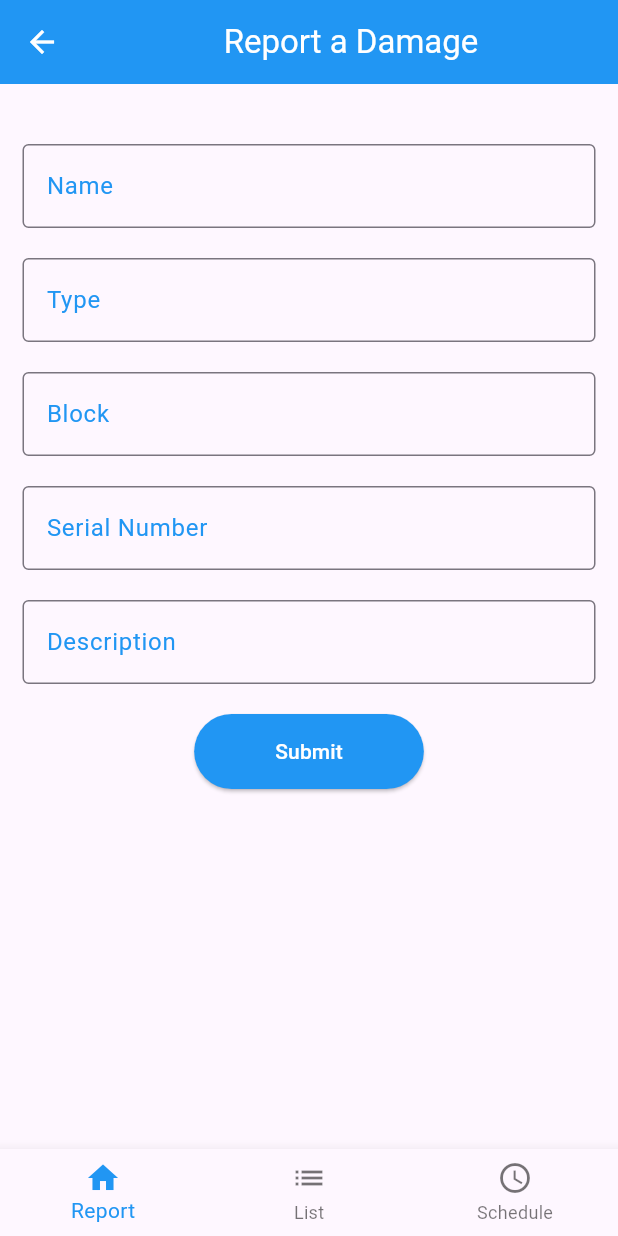
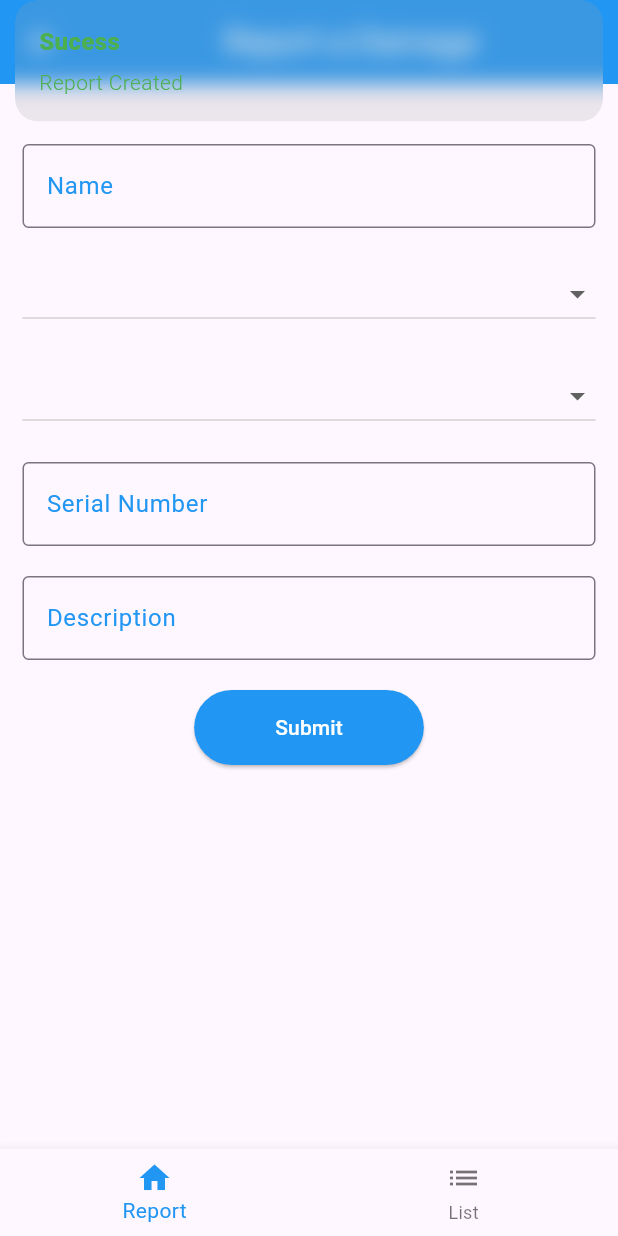
Before and after one commit to PatrickMamsery/hellena-fyp-app, a Flutter app: the ReportPage screen opened directly, after a tap on "Submit", on a phone screen of 412 x 824 dp. Run offline on Flutter 3.47's test engine with Material 3 defaults, Android fonts, the phone set to English and light mode, and no system bars; our stand-ins replace dio, get; network calls fail.

Commit message:
chore: wiring of reports

```diff
--- a/lib/app/controllers/bottom_navigation_controller.dart
+++ b/lib/app/controllers/bottom_navigation_controller.dart
@@ -1,5 +1,5 @@
 import 'package:cpms_app/app/ui/List/list.dart';
-import 'package:cpms_app/app/ui/auth/login.dart';
+// import 'package:cpms_app/app/ui/auth/login.dart';
 import 'package:cpms_app/app/ui/report/report.dart';
 import 'package:flutter/material.dart';
 import 'package:get/get.dart';
@@ -9,7 +9,6 @@ class BottomNavigationController extends GetxController {
 
   final List<Widget> pages = [
     ReportPage(),
-    LoginPage(),
     ListPage(),
   ];
 
--- a/lib/app/controllers/list_controller.dart
+++ b/lib/app/controllers/list_controller.dart
@@ -1,9 +1,25 @@
+import 'package:flutter/material.dart';
 import 'package:get/get.dart';
 import '../data/repository/list_repository.dart';
+import '../data/services/api_client.dart';
+import '../data/models/report_response.dart';
 
 class ListController extends GetxController {
-  final ListRepository repository;
-  ListController(this.repository);
+  ListController();
+  final reports = <Report>[].obs;
+  final ApiClient apiClient = ApiClient(url: '/api/reports');
+  ScrollController scrollController = ScrollController();
+  @override
+  void onInit() {
+    // TODO: implement onInit
+    getReports();
+    super.onInit();
+  }
+
+  void getReports() async {
+    var res = ReportResponse.fromJson(await apiClient.get());
+    reports(res.data);
+  }
 
   final _obj = ''.obs;
   set obj(value) => this._obj.value = value;
--- a/lib/app/controllers/report_controller.dart
+++ b/lib/app/controllers/report_controller.dart
@@ -1,11 +1,59 @@
 import 'package:cpms_app/app/data/repository/report_repository.dart';
+import 'package:flutter/material.dart';
+import 'package:flutter/services.dart';
 import 'package:get/get.dart';
+import '../data/services/api_client.dart';
 
 class ReportController extends GetxController {
-  final ReportRepository repository;
-  ReportController(this.repository);
+  // final ReportRepository repository;
+  var name = TextEditingController().obs;
+  var type = "".obs;
+  var block = "".obs;
+  var serial_number = TextEditingController().obs;
+  var description = TextEditingController().obs;
+  var types = [
+    'Electrical',
+    'Electronics',
+    'Furniture',
+    'Computing',
+    'Plumbing'
+  ];
+  var blocks = [
+    'Block A',
+    'Block B',
+    'Block C',
+    'Block D',
+  ];
 
-  final _obj = ''.obs;
-  set obj(value) => this._obj.value = value;
-  get obj => this._obj.value;
+  @override
+  void onInit() async {
+    // TODO: implement onInit
+    print("REPORTS");
+    super.onInit();
+  }
+
+  void submit() {
+    var data = {
+      "property_name": name.value.text,
+      "type": type.value,
+      "property_location": block.value,
+      "serial_number": serial_number.value.text,
+      "description": description.value.text,
+    };
+
+    var apiClient = ApiClient(
+      url: '/api/reports',
+    );
+    var res = apiClient.postData(data);
+    Get.snackbar("Sucess", "Report Created", colorText: Colors.green);
+    clear();
+  }
+
+  void clear() {
+    name.value.text = "";
+    type.value = "";
+    block.value = "";
+    serial_number.value.text = "";
+    description.value.text = "";
+  }
 }
--- a/lib/app/data/services/api_client.dart
+++ b/lib/app/data/services/api_client.dart
@@ -1 +1,55 @@
-class ApiClient {}
+import 'package:dio/dio.dart';
+
+const baseUrl = "https://cpms.patrickmamsery.co.tz";
+
+class ApiClient {
+  final String url;
+  final String? token;
+  final Map<String, dynamic>? data;
+  ApiClient({
+    required this.url,
+    this.token = null,
+    this.data = null,
+  });
+
+  Dio _dio() {
+    return Dio(BaseOptions(headers: {
+      'Accept': 'application/json',
+      'Content-Type': 'application/json',
+      'Authorization': 'Bearer $token',
+      'Connection': 'keep-alive',
+      'Accept-Language': 'en-US',
+    }));
+  }
+
+  //get method
+  Future<Map<String, dynamic>> get() async {
+    try {
+      var response = await _dio().get(baseUrl + url);
+      print(response.toString());
+      if (response.statusCode == 200) {
+        // Return the response data as a Map<String, dynamic>
+        return response.data as Map<String, dynamic>;
+      } else {
+        throw Exception('Failed to load data');
+      }
+    } catch (e) {
+      throw e;
+    }
+  }
+
+  Future<Map<String, dynamic>> postData(data) async {
+    try {
+      var response = await _dio().post(baseUrl + url, data: data);
+      print(response.toString());
+      if (response.statusCode == 200) {
+        // Return the response data as a Map<String, dynamic>
+        return response.data as Map<String, dynamic>;
+      } else {
+        throw Exception('Failed to load data');
+      }
+    } catch (e) {
+      throw e;
+    }
+  }
+}
--- a/lib/app/ui/auth/login.dart
+++ b/lib/app/ui/auth/login.dart
@@ -1,6 +1,8 @@
 import 'package:cpms_app/app/controllers/login_controller.dart';
 import 'package:cpms_app/app/ui/auth/widgets/profile.dart';
 import 'package:cpms_app/app/ui/maintanance/maintenance.dart';
+// import 'package:cpms_app/app/ui/maintanance/maintenance.dart';
+import 'package:cpms_app/app/ui/report/report.dart';
 // import 'package:cpms_app/app/ui/report/report.dart';
 import 'package:flutter/material.dart';
 import 'package:get/get.dart';
@@ -43,7 +45,7 @@ class LoginPage extends GetView<LoginController> {
                           ElevatedButton(
                               style: ElevatedButton.styleFrom(
                                   backgroundColor: Colors.blue),
-                              onPressed: () => Get.to(() => MaintenancePage()),
+                              onPressed: () => Get.to(() => ReportPage()),
                               child: Padding(
                                 padding: const EdgeInsets.only(
                                     top: 15, bottom: 15, left: 30, right: 30),
--- a/lib/app/ui/report/report.dart
+++ b/lib/app/ui/report/report.dart
@@ -5,11 +5,13 @@ import 'package:flutter/material.dart';
 import 'package:get/get.dart';
 
 class ReportPage extends GetView<ReportController> {
+  final ReportController controller = Get.put(ReportController());
   @override
   Widget build(BuildContext context) {
     var sizedBox = SizedBox(
       height: 20,
     );
+
     return Scaffold(
       appBar: AppBar(
           backgroundColor: Colors.blue,
@@ -34,33 +36,61 @@ class ReportPage extends GetView<ReportController> {
                 input(
                   title: "Name",
                   subtitle: "Enter the name of the property",
+                  controller: controller.name.value,
                 ),
                 sizedBox,
-                input(
-                  title: "Type",
-                  subtitle: "Enter the type of property ",
+                DropdownButton<String>(
+                  // value: controller.type.value,
+                  isExpanded: true,
+                  items: controller.types.map((String value) {
+                    return DropdownMenuItem<String>(
+                      value: value,
+                      child: Text(value),
+                    );
+                  }).toList(),
+                  onChanged: (_) {
+                    controller.type.value = _!;
+                    print("Debug" + _!);
+                  },
                 ),
+                // GetX<ReportController>(builder: (controller) {
+                //   return;
+                // }),
                 sizedBox,
-                input(
-                  title: "Block",
-                  subtitle: "Enter the block the property is located",
+                Container(
+                  child: DropdownButton<String>(
+                    // value: controller.block.value,
+                    isExpanded: true,
+                    items: controller.blocks.map((String value) {
+                      return DropdownMenuItem<String>(
+                        value: value,
+                        child: Text(value),
+                      );
+                    }).toList(),
+                    onChanged: (_) {
+                      controller.block.value = _!;
+                      print("Debug" + _!);
+                    },
+                  ),
                 ),
                 sizedBox,
                 input(
                   title: "Serial Number",
                   subtitle: "Choose the serial number",
+                  controller: controller.serial_number.value,
                 ),
                 sizedBox,
                 input(
                   title: "Description",
                   subtitle: "Enter the description of the damage",
+                  controller: controller.description.value,
                 ),
                 sizedBox,
                 Center(
                   child: ElevatedButton(
                       style: ElevatedButton.styleFrom(
                           backgroundColor: Colors.blue),
-                      onPressed: () => null,
+                      onPressed: () => controller.submit(),
                       child: Padding(
                         padding: const EdgeInsets.only(
                             top: 15, bottom: 15, left: 30, right: 30),
--- a/lib/app/ui/report/widgets/input.dart
+++ b/lib/app/ui/report/widgets/input.dart
@@ -3,11 +3,13 @@ import 'package:flutter/material.dart';
 class input extends StatelessWidget {
   final String title;
   final String subtitle;
+  final TextEditingController controller;
   input(
       {super.key,
       // required this.sizedBox,
       required this.title,
-      required this.subtitle});
+      required this.subtitle,
+      required this.controller});
   // final SizedBox sizedBox;
   @override
   Widget build(BuildContext context) {
@@ -17,6 +19,7 @@ class input extends StatelessWidget {
         SizedBox(
           child: Flexible(
             child: TextFormField(
+              controller: controller,
               cursorColor: Colors.blue,
               decoration: InputDecoration(
                   focusColor: Colors.blue,
--- a/lib/app/ui/shared/bottomBar.dart
+++ b/lib/app/ui/shared/bottomBar.dart
@@ -12,8 +12,8 @@ class BottomBar extends StatelessWidget {
           items: const [
             BottomNavigationBarItem(icon: Icon(Icons.home), label: "Report"),
             BottomNavigationBarItem(icon: Icon(Icons.list), label: "List"),
-            BottomNavigationBarItem(
-                icon: Icon(Icons.schedule), label: "Schedule"),
+            // BottomNavigationBarItem(
+            //     icon: Icon(Icons.schedule), label: "Schedule"),
           ],
           onTap: (index) => controller.changePage(index),
           type: BottomNavigationBarType.fixed,
--- a/pubspec.yaml
+++ b/pubspec.yaml
@@ -36,6 +36,7 @@ dependencies:
   # Use with the CupertinoIcons class for iOS style icons.
   cupertino_icons: ^1.0.6
   get: ^4.6.6
+  dio: ^5.4.3+1
 
 dev_dependencies:
   flutter_test:
@@ -61,7 +62,8 @@ flutter:
 
   # To add assets to your application, add an assets section, like this:
   assets:
-    - table.jpeg
+    - assets/table.jpeg
+    - assets/avatar.jpeg
 
 
   # An image asset can refer to one or more resolution-specific "variants", see
```
Also changed, not shown: lib/app/controllers/login_controller.dart (+29 -5 lines), lib/app/ui/List/list.dart (+112 -31 lines), lib/app/ui/maintanance/maintenance.dart (+99 -30 lines), pubspec.lock.
